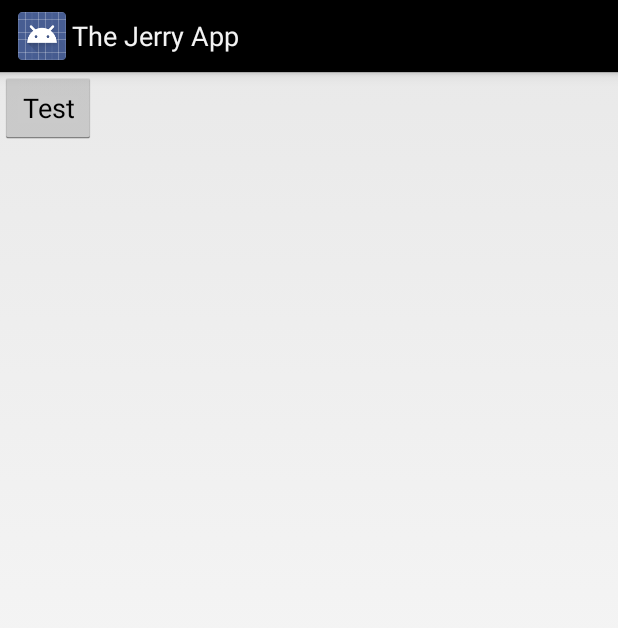
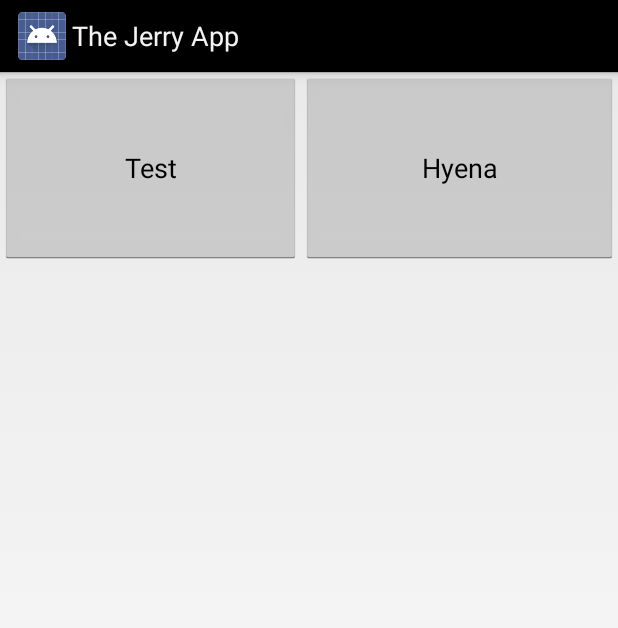
Before and after one commit to toeknee-io/The-Jerry-App, an Android app: the SoundboardActivity screen opened directly, with no data from a screen before it, after a tap on "Test", on a phone screen of 412 x 824 dp. Shown: the top 628 px of the screen. Run offline under Robolectric (Android 15) with nearby library versions, the phone set to English and light mode, and no system bars.

Commit message:
+Soundboard - Hyena

```diff
--- a/app/src/main/java/com/loosefang/thejerryapp/soundboard/SoundboardActivity.java
+++ b/app/src/main/java/com/loosefang/thejerryapp/soundboard/SoundboardActivity.java
@@ -24,4 +24,11 @@ public class SoundboardActivity extends Activity{
         mediaPlayer.start();
 
     }
+
+    public void hyenaSound(View view){
+
+        MediaPlayer mediaPlayer = MediaPlayer.create(this, R.raw.hyena);
+        mediaPlayer.start();
+
+    }
 }
--- a/app/src/main/res/layout/soundboard_layout.xml
+++ b/app/src/main/res/layout/soundboard_layout.xml
@@ -1,12 +1,22 @@
 <?xml version="1.0" encoding="utf-8"?>
 <LinearLayout xmlns:android="http://schemas.android.com/apk/res/android"
-    android:layout_width="match_parent" android:layout_height="match_parent">
+    android:layout_width="match_parent" android:layout_height="match_parent"
+    android:weightSum="1">
 
     <Button
         android:layout_width="wrap_content"
-        android:layout_height="wrap_content"
+        android:layout_height="128dp"
         android:text="Test"
         android:id="@+id/soundOne"
         android:onClick="soundOne"
-        />
+        android:layout_weight=".5" />
+
+    <Button
+        android:layout_width="wrap_content"
+        android:layout_height="128dp"
+        android:text="Hyena"
+        android:id="@+id/soundHyena"
+        android:onClick="hyenaSound"
+        android:layout_weight=".5" />
+
 </LinearLayout>
```
Also changed, not shown: 1 other file.
